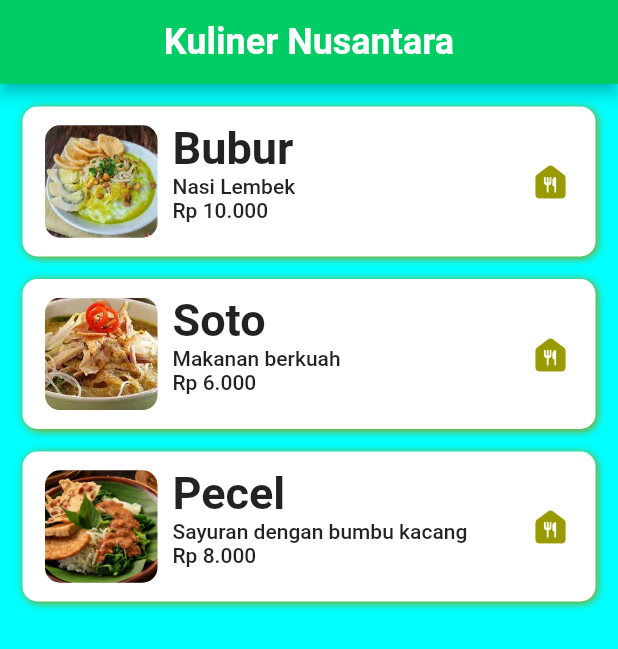
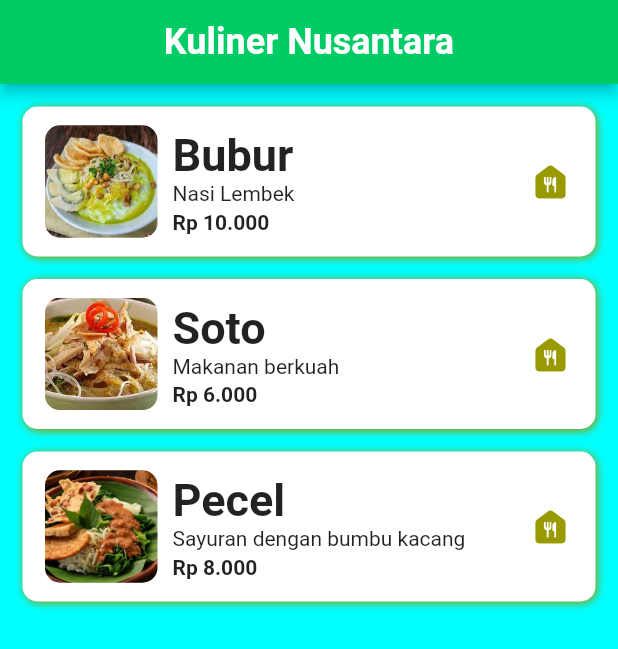
Before and after one commit to dedefaizzz/List-Kuliner, a Flutter app: the screen it shows after launch, on a phone screen of 412 x 824 dp. Shown: the top 649 px of the screen. Run offline on Flutter 3.47's test engine with Material 2 defaults, Android fonts, the phone set to English and light mode, and no system bars.

Commit message:
bold harga

```diff
--- a/lib/list_item.dart
+++ b/lib/list_item.dart
@@ -29,6 +29,7 @@ class ListItem extends StatelessWidget {
           ),
           Expanded(
             child: Column(
+              mainAxisAlignment: MainAxisAlignment.center,
               crossAxisAlignment: CrossAxisAlignment.start,
               children: [
                 Text(
@@ -83,14 +84,17 @@ class ListItem extends StatelessWidget {
         Text(
           makanan.deskripsi,
           style: TextStyle(
-            fontWeight: FontWeight.w500,
+            fontWeight: FontWeight.normal,
           ),
           overflow: TextOverflow.ellipsis,
+        ),
+        SizedBox(
+          height: 3,
         ),
         Text(
           makanan.harga,
           style: TextStyle(
-            fontWeight: FontWeight.w500,
+            fontWeight: FontWeight.bold,
           ),
         ),
       ],
```
